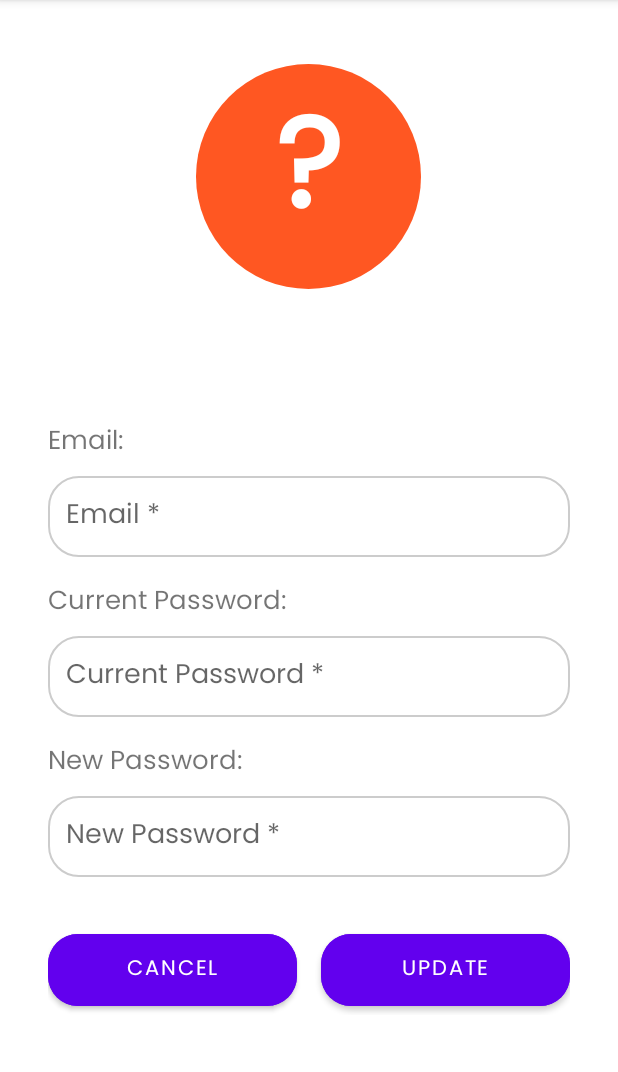
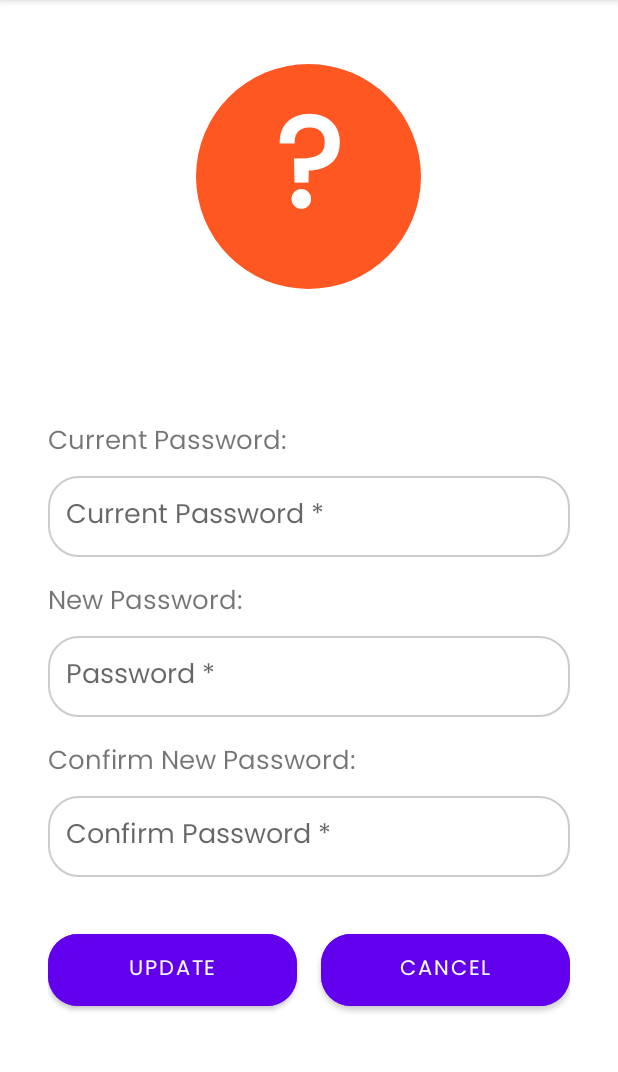
Before and after one commit to anniecee/petuniverse, an Android app: the ChangePasswordActivity screen opened directly, with no data from a screen before it, after a tap on "UPDATE", on a phone screen of 412 x 824 dp, the part 84-1156 px from its top. Run offline under Robolectric (Android 15) with nearby library versions, the phone set to English and light mode, and no system bars; our stand-ins replace Firebase (no records; nobody signed in at launch, a user with empty details on screens opened directly), Room's generated code.

Commit message:
Changes to ChangePassword and Consistency

```diff
--- a/app/src/main/java/com/example/pet_universe/ui/accountSettings/ChangePasswordActivity.kt
+++ b/app/src/main/java/com/example/pet_universe/ui/accountSettings/ChangePasswordActivity.kt
@@ -41,9 +41,10 @@ class ChangePasswordActivity : AppCompatActivity() {
 
     // Views
     private lateinit var userNameTV: TextView
-    private lateinit var emailET: EditText
+    //private lateinit var emailET: EditText
     private lateinit var oldPasswordET: EditText
     private lateinit var passwordET: EditText
+    private lateinit var confirmPasswordET: EditText
     private lateinit var saveButton: Button
     private lateinit var cancelButton: Button
 
@@ -63,9 +64,10 @@ class ChangePasswordActivity : AppCompatActivity() {
 
         // Initialize views
         userNameTV = findViewById(R.id.userNameTextView)
-        emailET = findViewById(R.id.emailEditText)
+        //emailET = findViewById(R.id.emailEditText)
         oldPasswordET = findViewById(R.id.oldPasswordEditText)
         passwordET = findViewById(R.id.passwordEditText)
+        confirmPasswordET = findViewById(R.id.confirmPasswordEditText)
         saveButton = findViewById(R.id.saveButton)
         cancelButton = findViewById(R.id.cancelButton)
 
@@ -90,15 +92,15 @@ class ChangePasswordActivity : AppCompatActivity() {
         }
 
         // Get user data from Firestore
-        firestore.collection("users").document(currentUserId).get()
-            .addOnSuccessListener { document ->
-                val email = document.getString("email") ?: ""
-                emailET.setText(email)
-                emailET.isEnabled = false // Don't allow user to change email
-            }
-            .addOnFailureListener {
-                // Handle failure
-            }
+//        firestore.collection("users").document(currentUserId).get()
+//            .addOnSuccessListener { document ->
+//                val email = document.getString("email") ?: ""
+//                emailET.setText(email)
+//                emailET.isEnabled = false // Don't allow user to change email
+//            }
+//            .addOnFailureListener {
+//                // Handle failure
+//            }
 
         // Get user profile from Room database
         lifecycleScope.launch {
@@ -111,9 +113,10 @@ class ChangePasswordActivity : AppCompatActivity() {
         saveButton.setOnClickListener {
             val oldPassword = oldPasswordET.text.toString()
             val newPassword = passwordET.text.toString()
+            val confirmNewPassword = confirmPasswordET.text.toString()
 
             // Check if old and new password fields are filled
-            if (oldPassword.isEmpty() || newPassword.isEmpty()) {
+            if (oldPassword.isEmpty() || newPassword.isEmpty() || confirmNewPassword.isEmpty()) {
                 Toast.makeText(
                     applicationContext,
                     "Please fill in all required fields.",
@@ -132,6 +135,14 @@ class ChangePasswordActivity : AppCompatActivity() {
                 return@setOnClickListener  // Prevent further action if new password is too short
             }
 
+            if (confirmNewPassword != newPassword) {
+                Toast.makeText(
+                    applicationContext,
+                    "Password does not match.",
+                    Toast.LENGTH_SHORT
+                ).show()
+                return@setOnClickListener  // Prevent further action if entering password twice fails.
+            }
             // If everything is valid, attempt to change the password
             savePassword(oldPassword, newPassword)
         }
--- a/app/src/main/res/layout/activity_change_password.xml
+++ b/app/src/main/res/layout/activity_change_password.xml
@@ -36,23 +36,23 @@
             android:textSize="24sp" />
 
         <!-- Personal Info Section -->
-        <TextView
-            android:layout_width="match_parent"
-            android:layout_height="wrap_content"
-            android:layout_marginBottom="8dp"
-            android:text="Email:"
-            android:textSize="17sp" />
+<!--        <TextView-->
+<!--            android:layout_width="match_parent"-->
+<!--            android:layout_height="wrap_content"-->
+<!--            android:layout_marginBottom="8dp"-->
+<!--            android:text="Email:"-->
+<!--            android:textSize="17sp" />-->
 
-        <EditText
-            android:id="@+id/emailEditText"
-            android:layout_width="match_parent"
-            android:layout_height="wrap_content"
-            android:layout_marginBottom="16dp"
-            android:background="@drawable/rounded_edittext"
-            android:ellipsize="end"
-            android:hint="Email *"
-            android:padding="12dp"
-            android:singleLine="true" />
+<!--        <EditText-->
+<!--            android:id="@+id/emailEditText"-->
+<!--            android:layout_width="match_parent"-->
+<!--            android:layout_height="wrap_content"-->
+<!--            android:layout_marginBottom="16dp"-->
+<!--            android:background="@drawable/rounded_edittext"-->
+<!--            android:ellipsize="end"-->
+<!--            android:hint="Email *"-->
+<!--            android:padding="12dp"-->
+<!--            android:singleLine="true" />-->
 
         <TextView
             android:layout_width="match_parent"
@@ -84,7 +84,24 @@
             android:layout_height="wrap_content"
             android:layout_marginBottom="16dp"
             android:background="@drawable/rounded_edittext"
-            android:hint="New Password *"
+            android:hint="Password *"
+            android:inputType="textPassword"
+            android:padding="12dp" />
+
+        <TextView
+            android:layout_width="match_parent"
+            android:layout_height="wrap_content"
+            android:layout_marginBottom="8dp"
+            android:text="Confirm New Password:"
+            android:textSize="17sp" />
+
+        <EditText
+            android:id="@+id/confirmPasswordEditText"
+            android:layout_width="match_parent"
+            android:layout_height="wrap_content"
+            android:layout_marginBottom="16dp"
+            android:background="@drawable/rounded_edittext"
+            android:hint="Confirm Password *"
             android:inputType="textPassword"
             android:padding="12dp" />
 
@@ -97,26 +114,26 @@
             android:orientation="horizontal">
 
             <Button
-                android:id="@+id/cancelButton"
+                android:id="@+id/saveButton"
                 android:layout_width="0dp"
                 android:layout_height="wrap_content"
                 android:layout_marginEnd="8dp"
                 android:layout_weight="1"
                 android:backgroundTint="@color/purple_500"
                 android:padding="12dp"
-                android:text="Cancel"
+                android:text="Update"
                 android:textColor="@android:color/white"
                 app:cornerRadius="20dp" />
 
             <Button
-                android:id="@+id/saveButton"
+                android:id="@+id/cancelButton"
                 android:layout_width="0dp"
                 android:layout_height="wrap_content"
                 android:layout_marginStart="8dp"
                 android:layout_weight="1"
                 android:backgroundTint="@color/purple_500"
                 android:padding="12dp"
-                android:text="Update"
+                android:text="Cancel"
                 android:textColor="@android:color/white"
                 app:cornerRadius="20dp" />
         </LinearLayout>
--- a/app/src/main/res/layout/fragment_accounts.xml
+++ b/app/src/main/res/layout/fragment_accounts.xml
@@ -42,7 +42,7 @@
             android:layout_marginBottom="8dp"
             android:clickable="true"
             android:focusable="true"
-            android:text="Personal and Account Info"
+            android:text="Personal Info"
             android:textSize="18sp" />
 
         <View
@@ -59,7 +59,7 @@
             android:layout_marginBottom="8dp"
             android:clickable="true"
             android:focusable="true"
-            android:text="Password and Security"
+            android:text="Password"
             android:textSize="18sp" />
 
         <View
```
Also changed, not shown: app/src/main/res/layout/activity_edit_profile.xml (+8 -8 lines).
